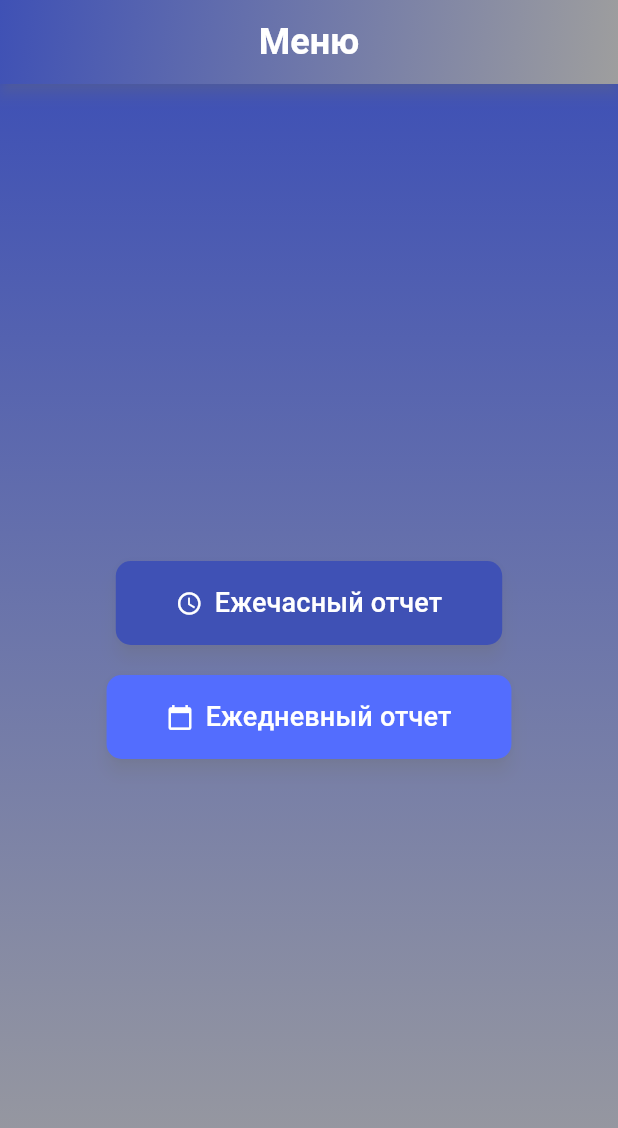
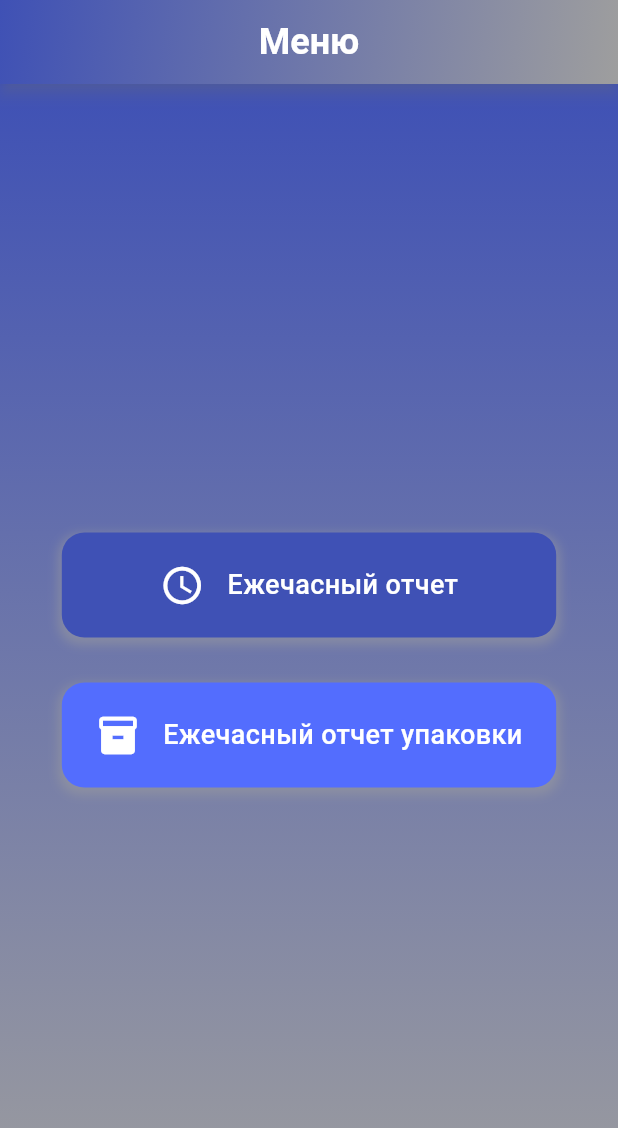
Before and after one commit to Bnutss/SLBPRO-REPORTS-APP, a Flutter app: the screen it shows after launch, on a phone screen of 412 x 824 dp. Shown: the top 1128 px of the screen. Run offline on Flutter 3.47's test engine with Material 3 defaults, Android fonts, the phone set to English and light mode, and no system bars.

Commit message:
new commit

```diff
--- a/lib/menu_page.dart
+++ b/lib/menu_page.dart
@@ -1,7 +1,7 @@
 import 'package:flutter/material.dart';
 import 'package:flutter/services.dart';
 import 'hourly_report.dart';
-import 'daily_report.dart';
+import 'packaging_report.dart';
 
 class MenuPage extends StatelessWidget {
   const MenuPage({Key? key}) : super(key: key);
@@ -41,52 +41,20 @@ class MenuPage extends StatelessWidget {
           child: Column(
             mainAxisAlignment: MainAxisAlignment.center,
             children: [
-              ElevatedButton.icon(
-                onPressed: () {
-                  Navigator.push(
-                    context,
-                    MaterialPageRoute(builder: (context) => const HourlyReportPage()),
-                  );
-                },
-                style: ElevatedButton.styleFrom(
-                  padding: const EdgeInsets.symmetric(horizontal: 40, vertical: 15),
-                  shape: RoundedRectangleBorder(borderRadius: BorderRadius.circular(10)),
-                  backgroundColor: Colors.indigo,
-                  shadowColor: Colors.grey.withOpacity(0.5),
-                  elevation: 5,
-                ),
-                icon: const Icon(
-                  Icons.access_time,
-                  color: Colors.white,
-                ),
-                label: const Text(
-                  'Ежечасный отчет',
-                  style: TextStyle(fontSize: 18, fontWeight: FontWeight.w500, color: Colors.white),
-                ),
+              _buildMenuButton(
+                context,
+                icon: Icons.access_time,
+                label: 'Ежечасный отчет',
+                color: Colors.indigo,
+                page: const HourlyReportPage(),
               ),
-              const SizedBox(height: 20),
-              ElevatedButton.icon(
-                onPressed: () {
-                  Navigator.push(
-                    context,
-                    MaterialPageRoute(builder: (context) => const DailyReportPage()),
-                  );
-                },
-                style: ElevatedButton.styleFrom(
-                  padding: const EdgeInsets.symmetric(horizontal: 40, vertical: 15),
-                  shape: RoundedRectangleBorder(borderRadius: BorderRadius.circular(10)),
-                  backgroundColor: Colors.indigoAccent,
-                  shadowColor: Colors.grey.withOpacity(0.5),
-                  elevation: 5,
-                ),
-                icon: const Icon(
-                  Icons.calendar_today,
-                  color: Colors.white,
-                ),
-                label: const Text(
-                  'Ежедневный отчет',
-                  style: TextStyle(fontSize: 18, fontWeight: FontWeight.w500, color: Colors.white),
-                ),
+              const SizedBox(height: 30),
+              _buildMenuButton(
+                context,
+                icon: Icons.inventory,
+                label: 'Ежечасный отчет упаковки',
+                color: Colors.indigoAccent,
+                page: const PackagingReportPage(),
               ),
             ],
           ),
@@ -94,4 +62,57 @@ class MenuPage extends StatelessWidget {
       ),
     );
   }
+
+  Widget _buildMenuButton(
+      BuildContext context, {
+        required IconData icon,
+        required String label,
+        required Color color,
+        required Widget page,
+      }) {
+    return InkWell(
+      onTap: () {
+        Navigator.push(
+          context,
+          MaterialPageRoute(builder: (context) => page),
+        );
+      },
+      borderRadius: BorderRadius.circular(15),
+      child: Container(
+        width: MediaQuery.of(context).size.width * 0.8,
+        padding: const EdgeInsets.symmetric(vertical: 20, horizontal: 20),
+        decoration: BoxDecoration(
+          color: color,
+          borderRadius: BorderRadius.circular(15),
+          boxShadow: [
+            BoxShadow(
+              color: Colors.grey.withOpacity(0.5),
+              spreadRadius: 2,
+              blurRadius: 5,
+              offset: const Offset(0, 3),
+            ),
+          ],
+        ),
+        child: Row(
+          mainAxisAlignment: MainAxisAlignment.center,
+          children: [
+            Icon(
+              icon,
+              color: Colors.white,
+              size: 30,
+            ),
+            const SizedBox(width: 15),
+            Text(
+              label,
+              style: const TextStyle(
+                fontSize: 18,
+                fontWeight: FontWeight.w500,
+                color: Colors.white,
+              ),
+            ),
+          ],
+        ),
+      ),
+    );
+  }
 }
```
Also changed, not shown: lib/daily_report.dart (deleted, +0 -20 lines), lib/packaging_detail_report.dart (added, +233 -0 lines), lib/packaging_report.dart (added, +184 -0 lines), pubspec.yaml (+10 -1 lines), assets/icon/logo.png (added), assets/images/logo.png (added), pubspec.lock, 30 other files.
